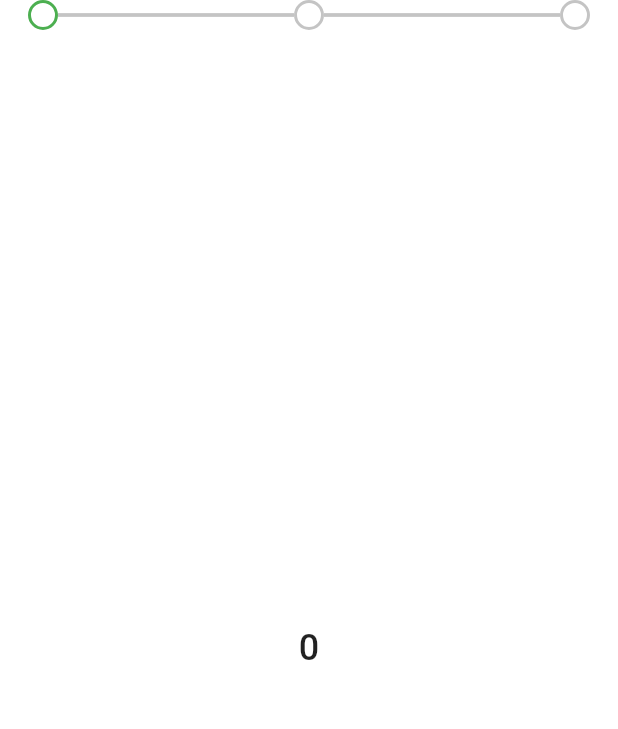
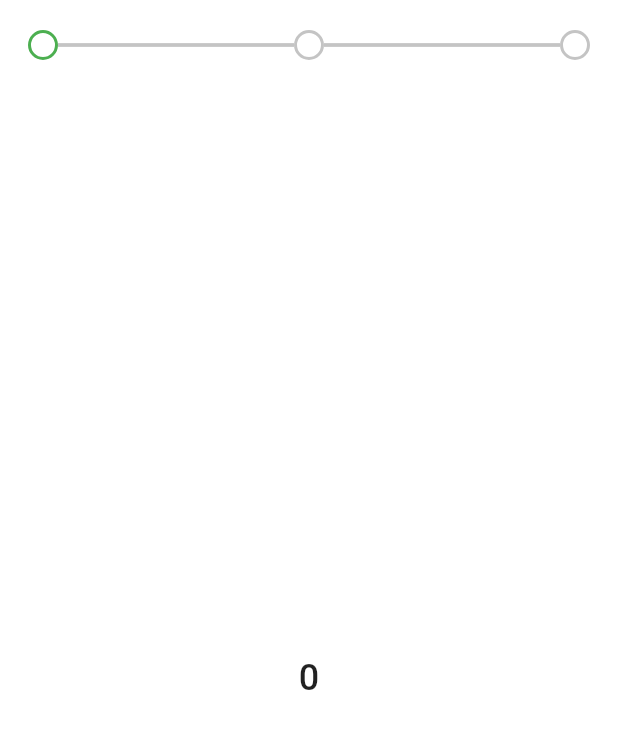
Before and after one commit to Crazelu/linear-step-indicator, a Flutter app: the screen it shows after launch, on a phone screen of 412 x 824 dp. Shown: the top 729 px of the screen. Run offline on Flutter 3.47's test engine with Material 2 defaults, Android fonts, the phone set to English and light mode, and no system bars.

Commit message:
Adds all properties to StepIndicatorPageView contructor

```diff
--- a/example/lib/main.dart
+++ b/example/lib/main.dart
@@ -29,6 +29,11 @@ class StepIndicatorDemo extends StatelessWidget {
         child: LinearStepIndicator(
           steps: 3,
           controller: PageController(),
+          complete: () {
+            //typically, you'd want to put logic that returns true when all the steps
+            //are completed here
+            return Future.value(true);
+          },
         ),
       ),
     );
@@ -44,7 +49,9 @@ class StepIndicatorPageViewDemo extends StatelessWidget {
       child: StepIndicatorPageView(
         steps: 3,
         controller: PageController(),
-        complete: () async {
+        complete: () {
+          //typically, you'd want to put logic that returns true when all the steps
+          //are completed here
           return Future.value(true);
         },
         children: List<Widget>.generate(
--- a/lib/src/linear_step_indicator.dart
+++ b/lib/src/linear_step_indicator.dart
@@ -21,6 +21,7 @@ class LinearStepIndicator extends StatefulWidget {
   final Color iconColor;
   final Color backgroundColor;
   final Complete? complete;
+  final double verticalPadding;
   const LinearStepIndicator({
     Key? key,
     required this.steps,
@@ -32,9 +33,10 @@ class LinearStepIndicator extends StatefulWidget {
     this.activeNodeColor = kActiveColor,
     this.inActiveNodeColor = kInActiveNodeColor,
     this.iconSize = kIconSize,
-    this.completedIcon = kCompletedIcon,
+    this.completedIcon = kCompletedIcon, //Icon showed when a step is completed
     this.nodeThickness = kDefaultThickness,
     this.nodeSize = kDefaultSize,
+    this.verticalPadding = kDefaultSize,
     this.lineHeight = kDefaultLineHeight,
     this.shape = BoxShape.circle,
     this.iconColor = kIconColor,
@@ -97,6 +99,7 @@ class _LinearStepIndicatorState extends State<LinearStepIndicator> {
   @override
   Widget build(BuildContext context) {
     return Container(
+      padding: EdgeInsets.symmetric(vertical: widget.verticalPadding),
       color: widget.backgroundColor,
       child: Row(
         mainAxisAlignment: MainAxisAlignment.center,
--- a/lib/src/step_indicator_page_view.dart
+++ b/lib/src/step_indicator_page_view.dart
@@ -4,20 +4,48 @@ import 'package:linear_step_indicator/src/linear_step_indicator.dart';
 import 'constants.dart';
 
 class StepIndicatorPageView extends StatelessWidget {
+  final List<Widget> children;
+  final PageController controller;
   final int steps;
-  final PageController controller;
-  final List<Widget> children;
+  final double iconSize;
+  final double nodeSize;
+  final double lineHeight;
+  final IconData completedIcon;
+  final Color activeBorderColor;
+  final Color inActiveBorderColor;
+  final Color activeLineColor;
+  final Color inActiveLineColor;
+  final Color activeNodeColor;
+  final Color inActiveNodeColor;
+  final double nodeThickness;
+  final BoxShape shape;
+  final Color iconColor;
   final Color backgroundColor;
+  final Complete? complete;
+  final double verticalPadding;
   final double spacing;
-  final Complete? complete;
 
   const StepIndicatorPageView({
     Key? key,
     required this.steps,
     required this.controller,
     required this.children,
-    this.spacing = 20,
+    this.activeBorderColor = kActiveColor,
+    this.inActiveBorderColor = kInActiveColor,
+    this.activeLineColor = kActiveLineColor,
+    this.inActiveLineColor = kInActiveLineColor,
+    this.activeNodeColor = kActiveColor,
+    this.inActiveNodeColor = kInActiveNodeColor,
+    this.iconSize = kIconSize,
+    this.completedIcon = kCompletedIcon,
+    this.nodeThickness = kDefaultThickness,
+    this.nodeSize = kDefaultSize,
+    this.verticalPadding = kDefaultSize,
+    this.lineHeight = kDefaultLineHeight,
+    this.shape = BoxShape.circle,
+    this.iconColor = kIconColor,
     this.backgroundColor = kIconColor,
+    this.spacing = kDefaultSize,
     this.complete,
   }) : super(key: key);
 
@@ -33,6 +61,20 @@ class StepIndicatorPageView extends StatelessWidget {
               controller: controller,
               backgroundColor: backgroundColor,
               complete: complete,
+              activeBorderColor: activeBorderColor,
+              inActiveBorderColor: inActiveBorderColor,
+              activeLineColor: activeLineColor,
+              inActiveLineColor: inActiveLineColor,
+              activeNodeColor: activeNodeColor,
+              inActiveNodeColor: inActiveNodeColor,
+              shape: shape,
+              iconColor: iconColor,
+              iconSize: iconSize,
+              verticalPadding: verticalPadding,
+              completedIcon: completedIcon,
+              lineHeight: lineHeight,
+              nodeSize: nodeSize,
+              nodeThickness: nodeThickness,
             ),
             SizedBox(height: spacing),
             Expanded(
```
